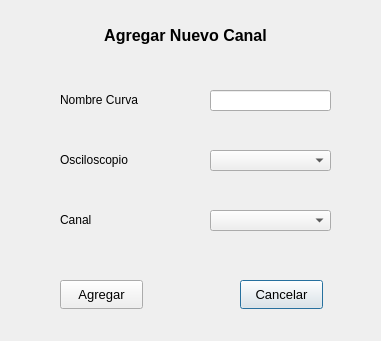
danielzanelli/CCHEN, file Laboratorio/ui/agregarCanal.ui: the form before one commit.
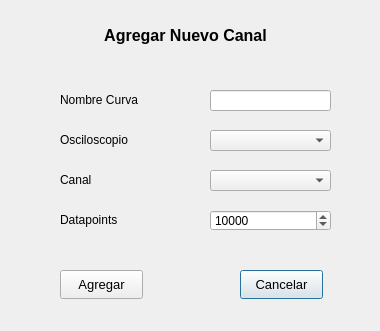
The form after the commit.

Commit message: agregado input de datapoints a interfaz

What changed in the file:
```diff
--- a/Laboratorio/ui/agregarCanal.ui
+++ b/Laboratorio/ui/agregarCanal.ui
@@ -6,8 +6,8 @@
    <rect>
     <x>0</x>
     <y>0</y>
-    <width>381</width>
-    <height>341</height>
+    <width>380</width>
+    <height>331</height>
    </rect>
   </property>
   <property name="windowTitle">
@@ -17,7 +17,7 @@
    <property name="geometry">
     <rect>
      <x>240</x>
-     <y>280</y>
+     <y>270</y>
      <width>83</width>
      <height>29</height>
     </rect>
@@ -35,7 +35,7 @@
    <property name="geometry">
     <rect>
      <x>60</x>
-     <y>280</y>
+     <y>270</y>
      <width>83</width>
      <height>29</height>
     </rect>
@@ -53,7 +53,7 @@
    <property name="geometry">
     <rect>
      <x>60</x>
-     <y>150</y>
+     <y>130</y>
      <width>151</width>
      <height>20</height>
     </rect>
@@ -66,7 +66,7 @@
    <property name="geometry">
     <rect>
      <x>210</x>
-     <y>150</y>
+     <y>130</y>
      <width>121</width>
      <height>21</height>
     </rect>
@@ -89,7 +89,7 @@
    <property name="geometry">
     <rect>
      <x>60</x>
-     <y>210</y>
+     <y>170</y>
      <width>151</width>
      <height>20</height>
     </rect>
@@ -102,7 +102,7 @@
    <property name="geometry">
     <rect>
      <x>210</x>
-     <y>210</y>
+     <y>170</y>
      <width>121</width>
      <height>21</height>
     </rect>
@@ -143,6 +143,41 @@
     <string/>
    </property>
   </widget>
+  <widget class="QLabel" name="label_4">
+   <property name="geometry">
+    <rect>
+     <x>60</x>
+     <y>210</y>
+     <width>151</width>
+     <height>20</height>
+    </rect>
+   </property>
+   <property name="text">
+    <string>Datapoints</string>
+   </property>
+  </widget>
+  <widget class="QSpinBox" name="datapoints">
+   <property name="geometry">
+    <rect>
+     <x>210</x>
+     <y>210</y>
+     <width>121</width>
+     <height>21</height>
+    </rect>
+   </property>
+   <property name="minimum">
+    <number>10</number>
+   </property>
+   <property name="maximum">
+    <number>20000</number>
+   </property>
+   <property name="singleStep">
+    <number>1000</number>
+   </property>
+   <property name="value">
+    <number>10000</number>
+   </property>
+  </widget>
  </widget>
  <resources/>
  <connections/>
```
Left out of the diff: 2 changed lines with no effect on the pictures. The commit also changes 10 other files.
